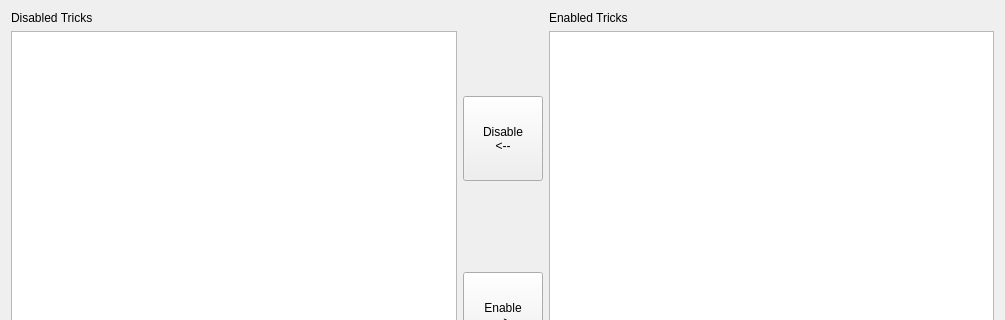
This is gui/dialogs/tricks/tricks_dialog.ui in ssrando/ssrando as Qt 5 draws it before an edit; both pictures show x 0 to 1005 and y 0 to 320 of the 1005 by 481 pixel window. The edited form follows.
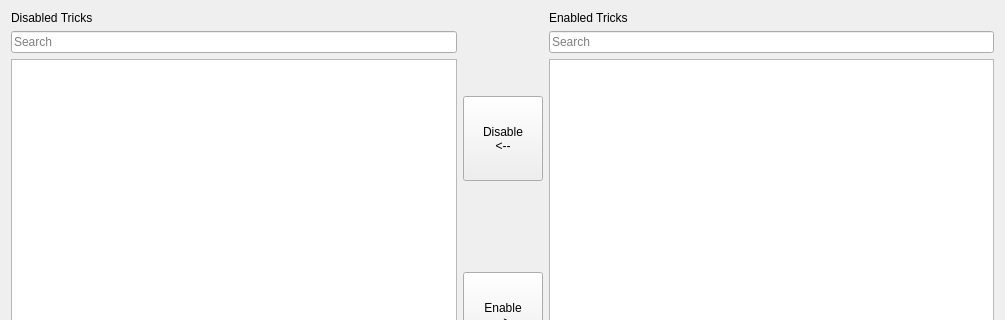
This is the edited form.

Commit message: Add searching to starting items and tricks

The edit to the form file:
```diff
--- a/gui/dialogs/tricks/tricks_dialog.ui
+++ b/gui/dialogs/tricks/tricks_dialog.ui
@@ -27,6 +27,19 @@
            </property>
           </widget>
          </item>
+         <item>
+          <widget class="QLineEdit" name="disabled_tricks_free_search">
+           <property name="text">
+            <string/>
+           </property>
+           <property name="placeholderText">
+            <string>Search</string>
+           </property>
+           <property name="clearButtonEnabled">
+            <bool>true</bool>
+           </property>
+          </widget>
+         </item>
          <item>
           <widget class="QListView" name="disabled_tricks">
            <property name="toolTip">
@@ -128,6 +141,19 @@
            </property>
           </widget>
          </item>
+         <item>
+          <widget class="QLineEdit" name="enabled_tricks_free_search">
+           <property name="text">
+            <string/>
+           </property>
+           <property name="placeholderText">
+            <string>Search</string>
+           </property>
+           <property name="clearButtonEnabled">
+            <bool>true</bool>
+           </property>
+          </widget>
+         </item>
          <item>
           <widget class="QListView" name="enabled_tricks">
            <property name="editTriggers">
```
The commit also changes 7 other files.
